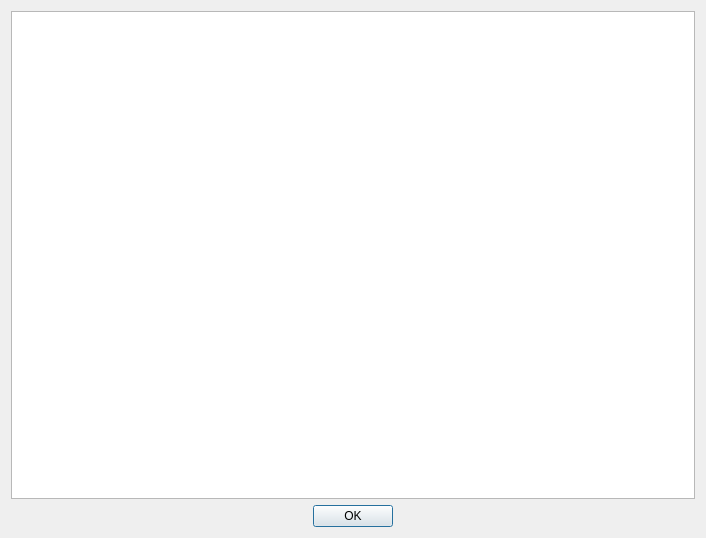
DocDilbert/PythonTemplates, file autocomment/autocomment/ui/dialog.ui: the form before one commit.
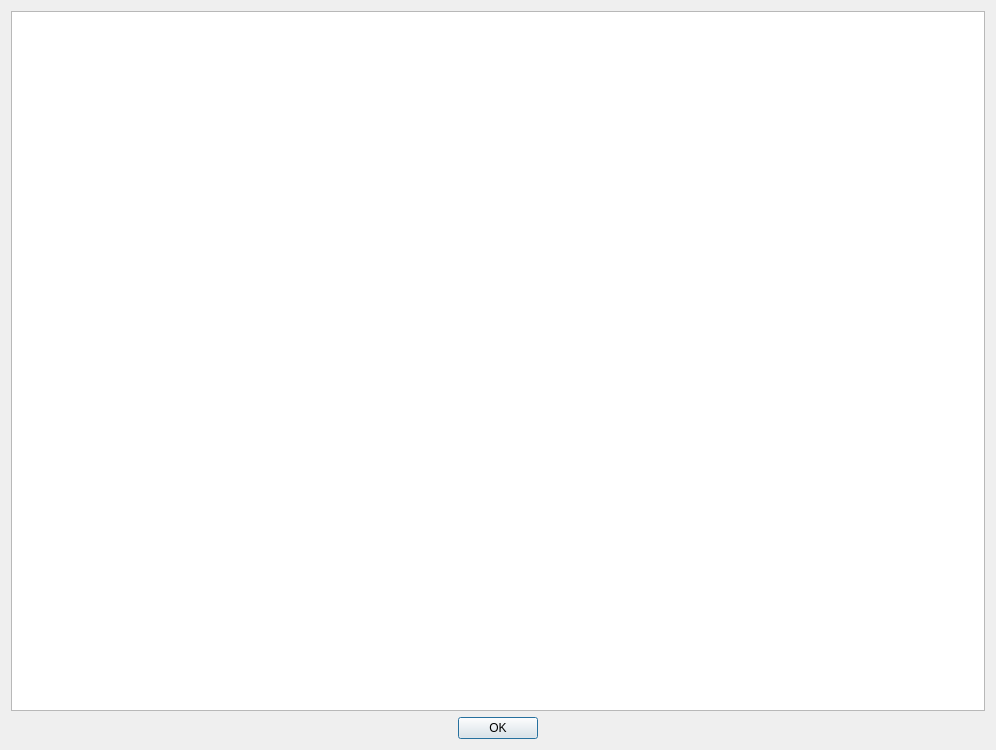
The form after the commit.

Commit message: Reduced friction

The edit to the form file:
```diff
--- a/autocomment/autocomment/ui/dialog.ui
+++ b/autocomment/autocomment/ui/dialog.ui
@@ -6,8 +6,8 @@
    <rect>
     <x>0</x>
     <y>0</y>
-    <width>706</width>
-    <height>538</height>
+    <width>996</width>
+    <height>750</height>
    </rect>
   </property>
   <property name="windowTitle">
```
The commit also changes 1 other file.
